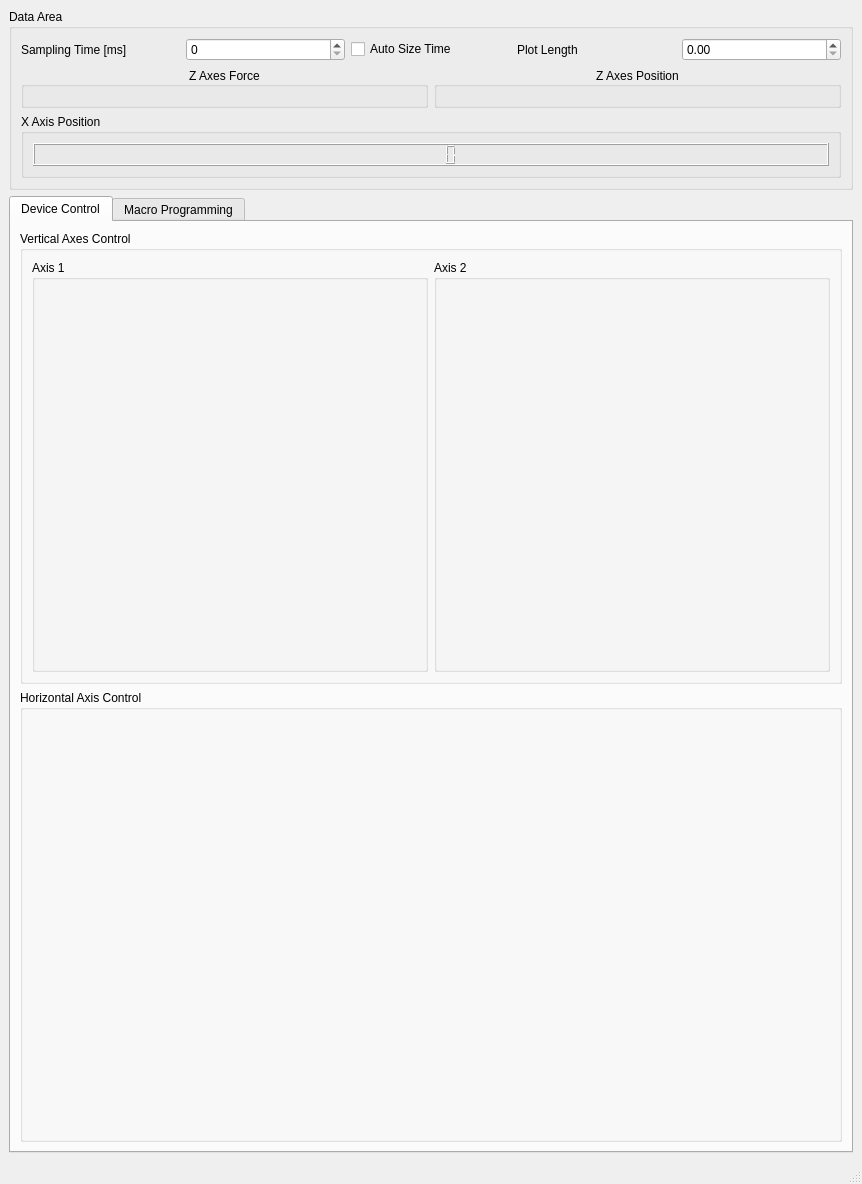
Before: the Qt Designer form Frontend/GUI/MainWindow/mainwindow.ui in S2A-Lab/RollerLaminationSoftware, drawn with Qt 5.
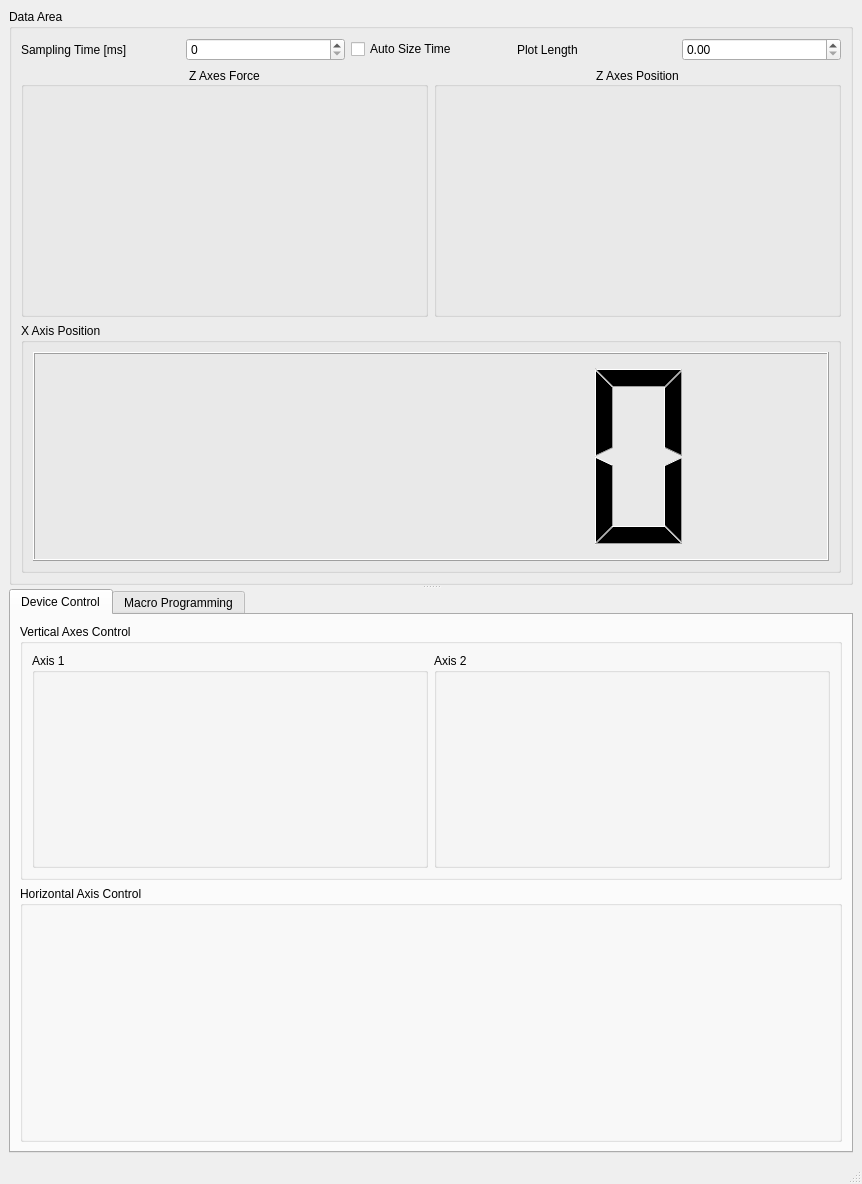
After: the same form once the commit is applied.

```diff
--- a/Frontend/GUI/MainWindow/mainwindow.ui
+++ b/Frontend/GUI/MainWindow/mainwindow.ui
@@ -26,8 +26,12 @@
    <property name="layoutDirection">
     <enum>Qt::LayoutDirection::LeftToRight</enum>
    </property>
-   <layout class="QVBoxLayout" name="verticalLayout_4">
+   <layout class="QVBoxLayout" name="verticalLayout">
     <item>
+     <widget class="QSplitter" name="splitter">
+      <property name="orientation">
+       <enum>Qt::Orientation::Vertical</enum>
+      </property>
      <widget class="QGroupBox" name="DataAreaGroup">
       <property name="title">
        <string>Data Area</string>
@@ -122,8 +126,6 @@
        </item>
       </layout>
      </widget>
-    </item>
-    <item>
      <widget class="QTabWidget" name="ControlTabBox">
       <property name="currentIndex">
        <number>0</number>
@@ -173,6 +175,7 @@
         <string>Macro Programming</string>
        </attribute>
        <layout class="QHBoxLayout" name="horizontalLayout"/>
+       </widget>
       </widget>
      </widget>
     </item>
```
Lines whose indentation alone changed are shown as unchanged.
